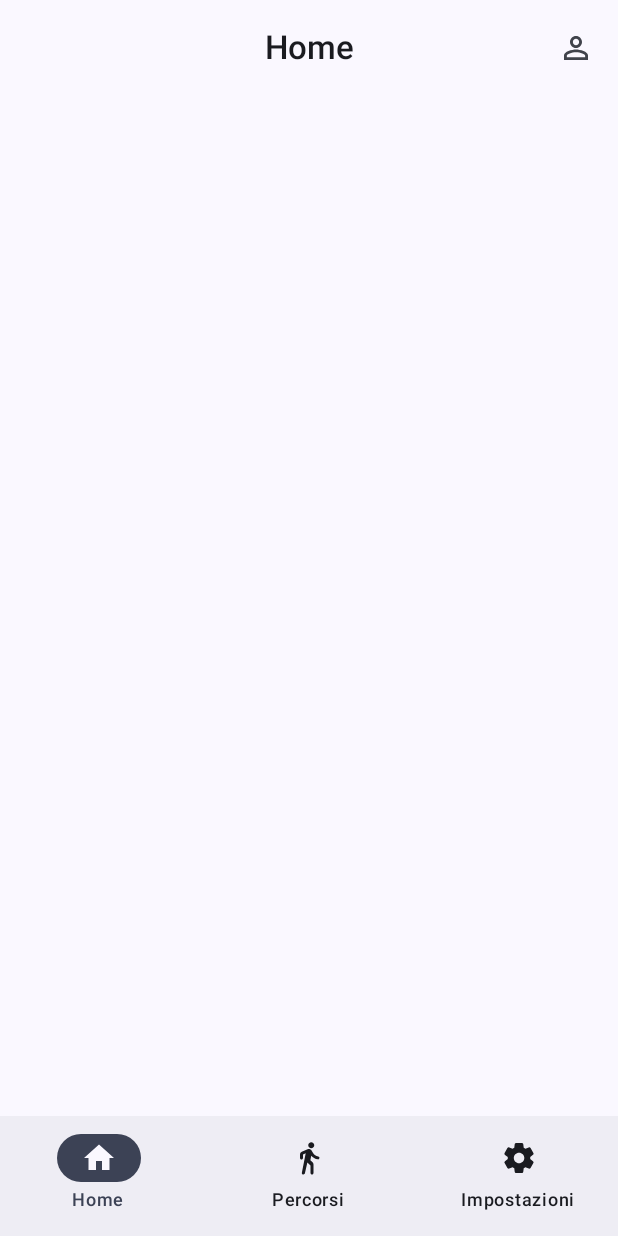
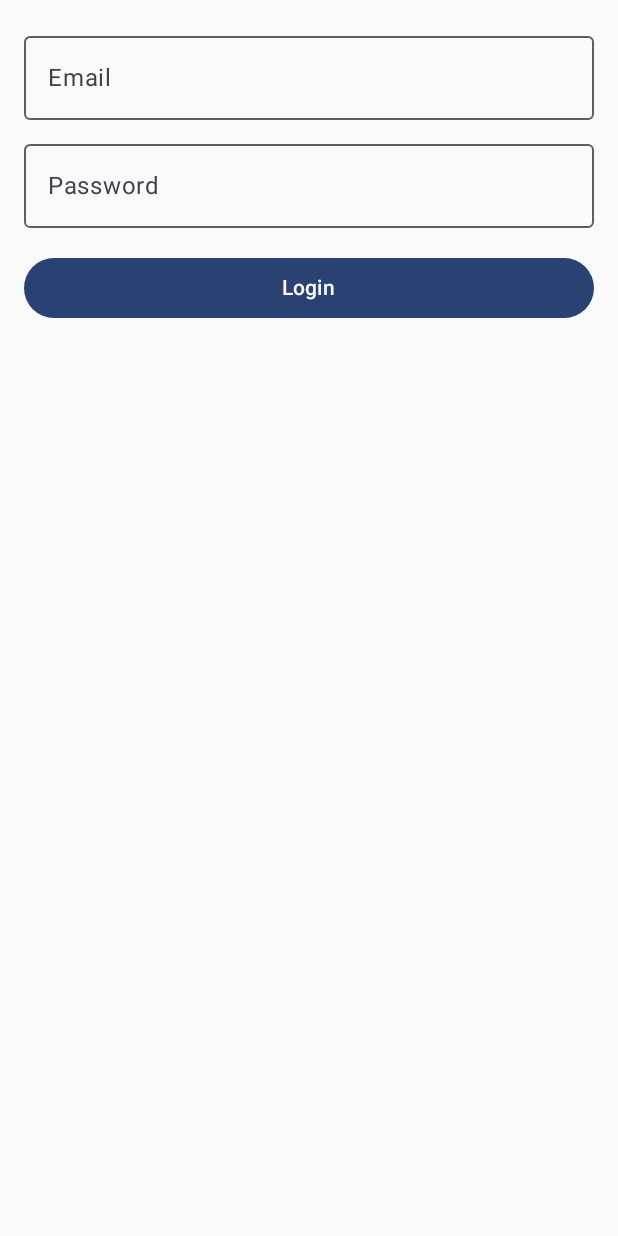
Before and after one commit to luciobaiocchi/mobile-project, an Android app built with Jetpack Compose: the screen it shows after launch (MainActivity), on a phone screen of 412 x 824 dp. Run offline under Robolectric (Android 15) with nearby library versions, the phone set to English and light mode, and no system bars; our stand-ins replace Firebase (no records; nobody signed in at launch, a user with empty details on screens opened directly), Room's generated code.

Commit message:
added firebase login

```diff
--- a/app/src/main/java/com/heard/mobile/ui/Navigation.kt
+++ b/app/src/main/java/com/heard/mobile/ui/Navigation.kt
@@ -7,6 +7,7 @@ import androidx.navigation.compose.composable
 import androidx.navigation.toRoute
 import com.heard.mobile.ui.screens.addPath.AddPathScreen
 import com.heard.mobile.ui.screens.home.HomeScreen
+import com.heard.mobile.ui.screens.login.LoginScreen
 import com.heard.mobile.ui.screens.path.PathScreen
 import com.heard.mobile.ui.screens.personal.PersonalProfile
 import com.heard.mobile.ui.screens.settings.SettingsScreen
@@ -21,6 +22,8 @@ sealed interface HeardRoute {
     @Serializable data object Settings : HeardRoute
     @Serializable data object Profile : HeardRoute
     @Serializable data object Path : HeardRoute
+    @Serializable data object Login : HeardRoute
+
 
 }
 
@@ -28,8 +31,19 @@ sealed interface HeardRoute {
 fun ApplicationGraph(navController: NavHostController, themeViewModel: ThemeViewModel) {
     NavHost(
         navController = navController,
-        startDestination = HeardRoute.Home,
+        startDestination = HeardRoute.Login,
     ) {
+        composable<HeardRoute.Login> {
+            LoginScreen(
+                onLoginSuccess = {
+                    // naviga alla home dopo il login
+                    navController.navigate(HeardRoute.Home) {
+                        // evita di poter tornare indietro alla login
+                        popUpTo(HeardRoute.Login) { inclusive = true }
+                    }
+                }
+            )
+        }
         composable<HeardRoute.Home> {
             HomeScreen(navController)
         }
--- /dev/null
+++ b/app/src/main/java/com/heard/mobile/ui/screens/login/LoginScreen.kt
@@ -0,0 +1,72 @@
+package com.heard.mobile.ui.screens.login
+
+import androidx.compose.foundation.layout.Column
+import androidx.compose.foundation.layout.Spacer
+import androidx.compose.foundation.layout.fillMaxWidth
+import androidx.compose.foundation.layout.height
+import androidx.compose.foundation.layout.padding
+import androidx.compose.material3.Button
+import androidx.compose.material3.OutlinedTextField
+import androidx.compose.material3.Text
+import androidx.compose.material3.MaterialTheme
+import androidx.compose.runtime.Composable
+import androidx.compose.runtime.getValue
+import androidx.compose.runtime.mutableStateOf
+import androidx.compose.runtime.remember
+import androidx.compose.runtime.saveable.rememberSaveable
+import androidx.compose.runtime.setValue
+import androidx.compose.ui.Modifier
+import androidx.compose.ui.text.input.PasswordVisualTransformation
+import androidx.compose.ui.unit.dp
+import com.google.firebase.auth.FirebaseAuth
+
+@Composable
+fun LoginScreen(
+    onLoginSuccess: () -> Unit,
+    auth: FirebaseAuth = FirebaseAuth.getInstance()
+) {
+    var email by rememberSaveable { mutableStateOf("") }
+    var password by rememberSaveable { mutableStateOf("") }
+    var error by remember { mutableStateOf<String?>(null) }
+    var loading by remember { mutableStateOf(false) }
+
+    Column(modifier = Modifier.padding(16.dp)) {
+        OutlinedTextField(
+            value = email,
+            onValueChange = { email = it },
+            label = { Text("Email") },
+            modifier = Modifier.fillMaxWidth()
+        )
+        Spacer(modifier = Modifier.height(8.dp))
+        OutlinedTextField(
+            value = password,
+            onValueChange = { password = it },
+            label = { Text("Password") },
+            modifier = Modifier.fillMaxWidth(),
+            visualTransformation = PasswordVisualTransformation()
+        )
+        Spacer(modifier = Modifier.height(16.dp))
+        if (error != null) {
+            Text(text = error!!, color = MaterialTheme.colorScheme.error)
+            Spacer(modifier = Modifier.height(8.dp))
+        }
+        Button(
+            onClick = {
+                loading = true
+                auth.signInWithEmailAndPassword(email.trim(), password)
+                    .addOnCompleteListener { task ->
+                        loading = false
+                        if (task.isSuccessful) {
+                            onLoginSuccess()
+                        } else {
+                            error = task.exception?.localizedMessage ?: "Errore di login"
+                        }
+                    }
+            },
+            modifier = Modifier.fillMaxWidth(),
+            enabled = !loading
+        ) {
+            Text("Login")
+        }
+    }
+}
--- a/gradle/libs.versions.toml
+++ b/gradle/libs.versions.toml
@@ -21,6 +21,8 @@ datastorePreferencesCoreAndroid = "1.1.7"
 kotlinxCoroutinesPlayServices = "1.7.3"
 koinAndroidxCompose = "4.0.2"
 datastorePreferences = "1.1.3"
+firebaseAuthKtx = "23.2.1"
+foundationLayoutAndroid = "1.7.2"
 
 
 
@@ -62,6 +64,8 @@ androidx-room-runtime = { module = "androidx.room:room-runtime", version.ref = "
 androidx-datastore-core-android = { group = "androidx.datastore", name = "datastore-core-android", version.ref = "datastoreCoreAndroid" }
 play-services-location = { group = "com.google.android.gms", name = "play-services-location", version.ref = "playServicesLocation" }
 androidx-datastore-preferences-core-android = { group = "androidx.datastore", name = "datastore-preferences-core-android", version.ref = "datastorePreferencesCoreAndroid" }
+firebase-auth-ktx = { group = "com.google.firebase", name = "firebase-auth-ktx", version.ref = "firebaseAuthKtx" }
+androidx-foundation-layout-android = { group = "androidx.compose.foundation", name = "foundation-layout-android", version.ref = "foundationLayoutAndroid" }
 
 [plugins]
 android-application = { id = "com.android.application", version.ref = "agp" }
```
Also changed, not shown: app/build.gradle.kts (+5 -3 lines).
